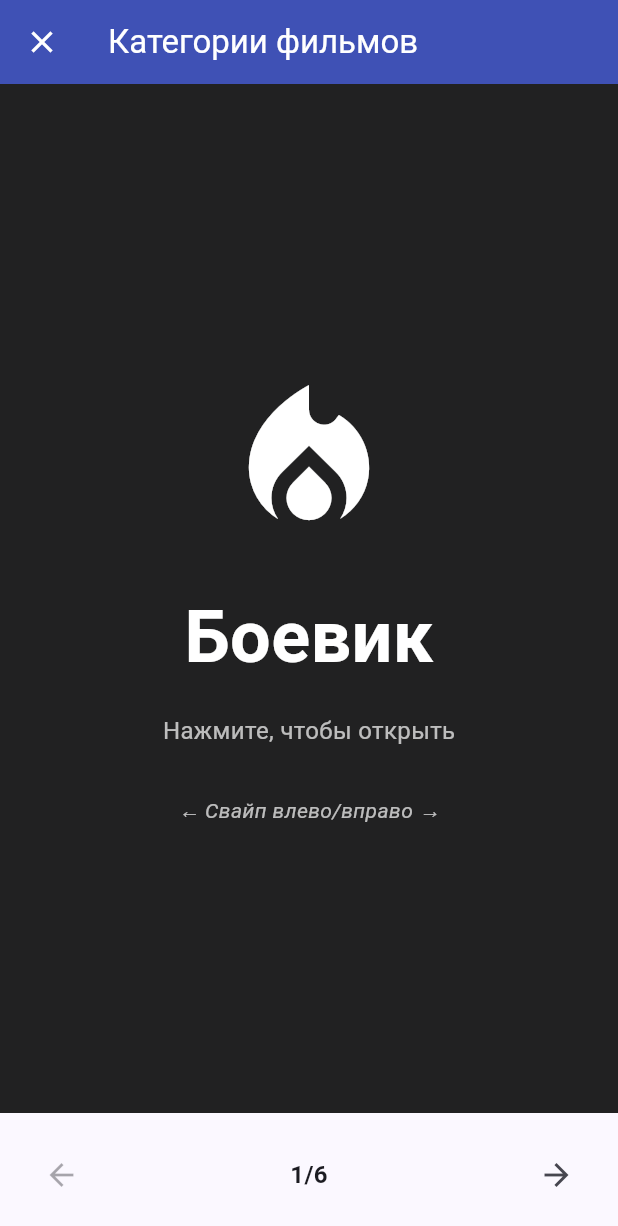
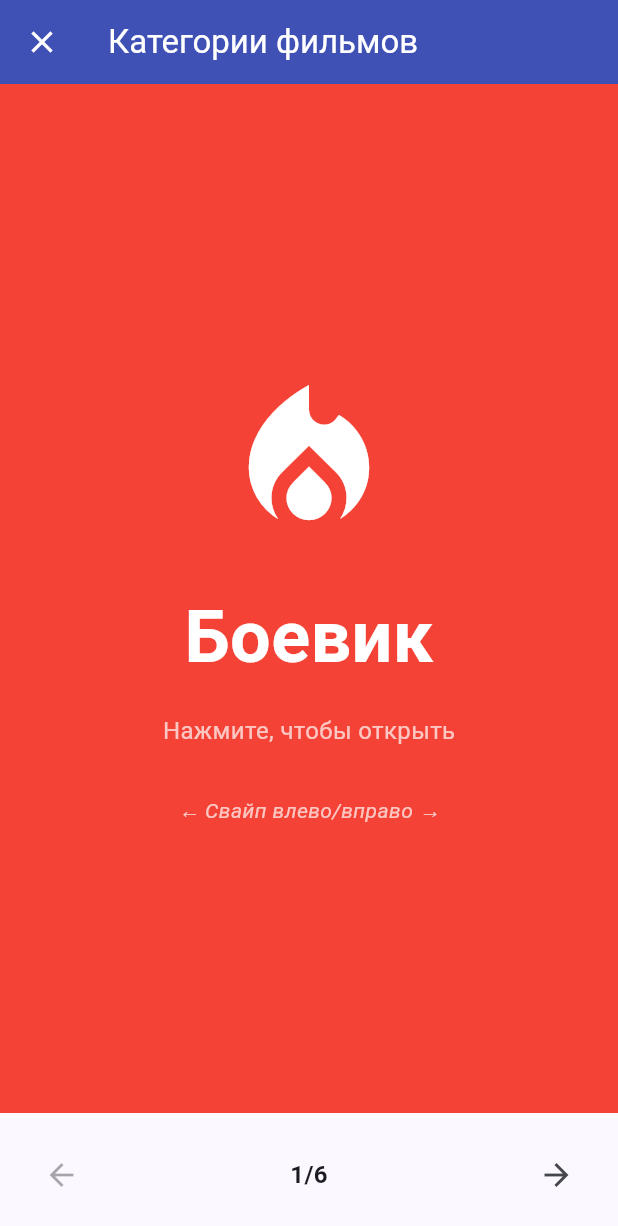
Before and after one commit to Zeal-13/rkpmp_prak5, a Flutter app: the MovieCategoriesScreen screen opened directly, on a phone screen of 412 x 824 dp. Shown: the top 1226 px of the screen. Run offline on Flutter 3.47's test engine with Material 3 defaults, Android fonts, the phone set to English and light mode, and no system bars; accounts and stored records are empty.

Commit message:
Реализована маршрутная  навигация

```diff
--- a/lib/features/tasks/screens/movie_categories_screen.dart
+++ b/lib/features/tasks/screens/movie_categories_screen.dart
@@ -13,12 +13,12 @@ class _MovieCategoriesScreenState extends State<MovieCategoriesScreen> {
   int _currentPage = 0;
 
   final List<Map<String, dynamic>> categories = const [
-    {'name': 'Боевик', 'icon': Icons.local_fire_department, 'color': Colors.black87},
-    {'name': 'Комедия', 'icon': Icons.sentiment_very_satisfied, 'color': Colors.black87},
-    {'name': 'Драма', 'icon': Icons.theater_comedy, 'color': Colors.black87},
-    {'name': 'Фантастика', 'icon': Icons.rocket_launch, 'color': Colors.black87},
+    {'name': 'Боевик', 'icon': Icons.local_fire_department, 'color': Colors.red},
+    {'name': 'Комедия', 'icon': Icons.sentiment_very_satisfied, 'color': Colors.orange},
+    {'name': 'Драма', 'icon': Icons.theater_comedy, 'color': Colors.purple},
+    {'name': 'Фантастика', 'icon': Icons.rocket_launch, 'color': Colors.blue},
     {'name': 'Ужасы', 'icon': Icons.warning, 'color': Colors.black87},
-    {'name': 'Романтика', 'icon': Icons.favorite, 'color': Colors.black87},
+    {'name': 'Романтика', 'icon': Icons.favorite, 'color': Colors.pink},
   ];
 
   @override
@@ -61,7 +61,6 @@ class _MovieCategoriesScreenState extends State<MovieCategoriesScreen> {
         child: Row(
           mainAxisAlignment: MainAxisAlignment.spaceBetween,
           children: [
-            // Кнопка "Назад" (стрелка влево)
             SizedBox(
               width: 50,
               height: 50,
@@ -77,12 +76,10 @@ class _MovieCategoriesScreenState extends State<MovieCategoriesScreen> {
                 icon: const Icon(Icons.arrow_back),
               ),
             ),
-            // Индикатор текущей страницы
             Text(
               '${_currentPage + 1}/${categories.length}',
               style: const TextStyle(fontSize: 16, fontWeight: FontWeight.bold),
             ),
-            // Кнопка "Далее" (стрелка вправо)
             SizedBox(
               width: 50,
               height: 50,
@@ -107,12 +104,10 @@ class _MovieCategoriesScreenState extends State<MovieCategoriesScreen> {
   Widget _buildCategoryPage(Map<String, dynamic> category, BuildContext context) {
     return GestureDetector(
       onTap: () {
-        Navigator.push(
+        Navigator.pushNamed(
           context,
-          MaterialPageRoute(
-            builder: (context) =>
-                CategoryMoviesScreen(categoryName: category['name']),
-          ),
+          '/category_movies',
+          arguments: category['name'],
         );
       },
       child: Container(
```
Also changed, not shown: lib/features/tasks/screens/movie_detail_screen.dart (+5 -6 lines), lib/features/tasks/screens/movies_list_screen.dart (+12 -25 lines), lib/main.dart (+46 -0 lines).
